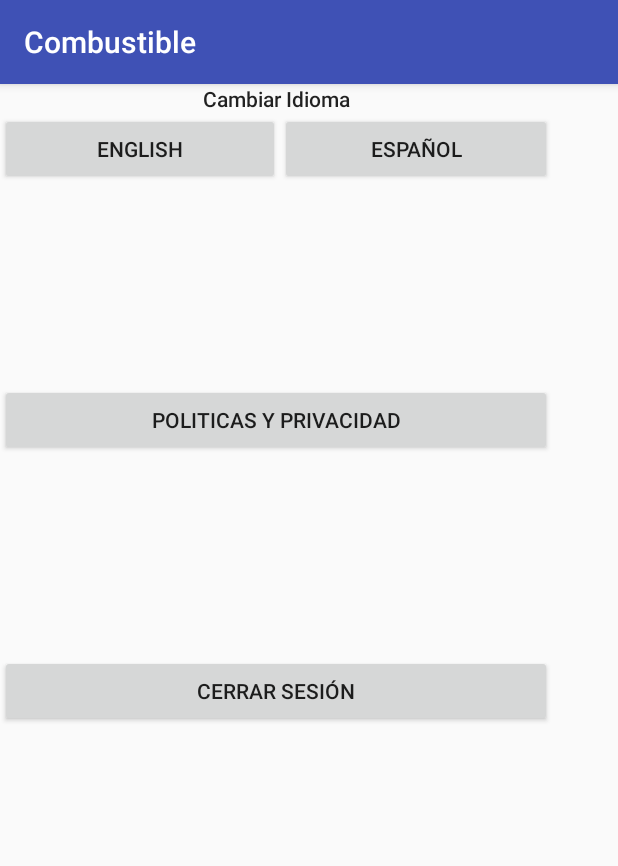
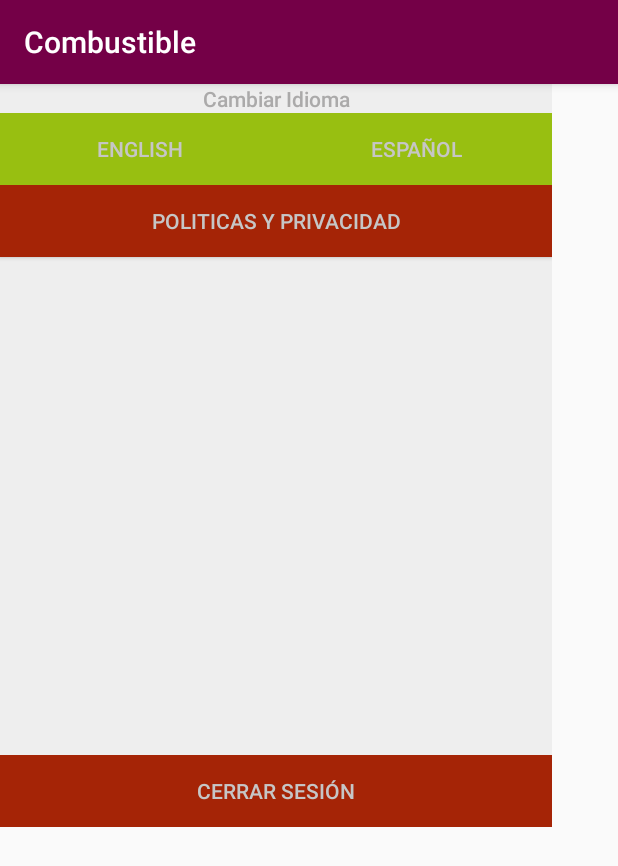
Before and after one commit to andreSaavedra/Combustible, an Android app: the Ajustes screen opened directly, with no data from a screen before it, on a phone screen of 412 x 824 dp. Shown: the top 866 px of the screen. Run offline under Robolectric (Android 15) with nearby library versions, the phone set to English and light mode, and no system bars.

Commit message:
agregando funciones en Ajustes

```diff
--- a/app/src/main/res/layout/activity_ajustes.xml
+++ b/app/src/main/res/layout/activity_ajustes.xml
@@ -4,16 +4,18 @@
     xmlns:tools="http://schemas.android.com/tools"
     android:layout_width="368dp"
     android:layout_height="495dp"
-        tools:layout_editor_absoluteY="8dp"
-        tools:layout_editor_absoluteX="8dp"
+    android:layout_weight="1"
+    android:background="@color/colorPrimaryDark"
     app:layout_behavior="@string/appbar_scrolling_view_behavior"
     tools:context="com.example.intel.combustible.Ajustes"
-        android:layout_weight="1">
+    tools:layout_editor_absoluteX="8dp"
+    tools:layout_editor_absoluteY="8dp">
 
 
     <TableRow
         android:layout_width="match_parent"
-            android:layout_height="match_parent">
+        android:layout_height="match_parent"
+        android:background="@color/colorplomo">
 
         <TextView
             android:id="@+id/textView2"
@@ -22,53 +24,65 @@
             android:layout_weight="1"
             android:text="@string/cambiaridioma"
             android:textAlignment="center"
-                android:textAppearance="@style/TextAppearance.AppCompat.Body2" />
+            android:textAppearance="@style/TextAppearance.AppCompat.Body2"
+            android:textColor="@color/colorplomotexto" />
     </TableRow>
 
     <TableRow
         android:layout_width="655dp"
         android:layout_height="match_parent"
-        android:layout_weight="2">
+        android:layout_weight="0"
+        android:background="@color/colorPrimaryDark">
 
         <Button
             android:id="@+id/English"
             android:layout_width="0dp"
             android:layout_height="wrap_content"
             android:layout_weight="1"
-            android:text="@string/boton_de_idioma1" />
+            android:background="@color/verdefondo"
+            android:text="@string/boton_de_idioma1"
+            android:textColor="@color/colorblancotexto" />
 
         <Button
             android:id="@+id/Español"
             android:layout_width="wrap_content"
             android:layout_height="wrap_content"
             android:layout_weight="0.5"
-            android:text="@string/boton_de_idioma2" />
+            android:background="@color/verdefondo"
+            android:text="@string/boton_de_idioma2"
+            android:textColor="@color/colorblancotexto" />
     </TableRow>
 
     <TableRow
         android:layout_width="match_parent"
         android:layout_height="match_parent"
-            android:layout_weight="2">
+        android:layout_weight="0.5"
+        android:background="@color/colorplomo">
 
         <Button
             android:id="@+id/politicas"
             android:layout_width="0dp"
             android:layout_height="wrap_content"
             android:layout_weight="2"
-                android:text="@string/politicas_y_privacidad" />
+            android:background="@color/rojofondo"
+            android:text="@string/politicas_y_privacidad"
+            android:textColor="@color/colorblancotexto" />
     </TableRow>
 
     <TableRow
         android:layout_width="match_parent"
         android:layout_height="match_parent"
-        android:layout_weight="1">
+        android:layout_weight="0"
+        android:background="@color/colorplomo">
 
         <Button
             android:id="@+id/cerrarsesion"
             android:layout_width="0dp"
             android:layout_height="wrap_content"
             android:layout_weight="1"
-            android:text="@string/cerrar_sesion" />
+            android:background="@color/rojofondo"
+            android:text="@string/cerrar_sesion"
+            android:textColor="@color/colorblancotexto" />
 
     </TableRow>
 
--- a/app/src/main/res/values/colors.xml
+++ b/app/src/main/res/values/colors.xml
@@ -1,6 +1,11 @@
 <?xml version="1.0" encoding="utf-8"?>
 <resources>
-    <color name="colorPrimary">#3F51B5</color>
-    <color name="colorPrimaryDark">#303F9F</color>
-    <color name="colorAccent">#67043f</color>
+    <color name="colorPrimary">#740047</color>
+    <color name="colorPrimaryDark">#eeeeee</color>
+    <color name="colorAccent">#740047</color>
+    <color name="colorplomo">#eeeeee</color>
+    <color name="colorplomotexto">#abaaaa</color>
+    <color name="verdefondo">#98bf11</color>
+    <color name="colorblancotexto">#c6c6c6</color>
+    <color name="rojofondo">#a52406</color>
 </resources>
--- a/app/src/main/res/values/strings.xml
+++ b/app/src/main/res/values/strings.xml
@@ -43,7 +43,7 @@
 
     <string name="Buscar">Buscar</string>
     <string name="cargando">Cargando…</string>
-    <string name="ingresar_como_invitado">Ingresar como invitado</string>
+    <string name="ingresar_como_invitado">  Ingresar como invitado  </string>
     <string name="buscar">Buscar</string>
     <string name="Rango">La Búsqueda funciona con un GPS con un rango de 50 km.</string>
     <string name="start">start</string>
```
Also changed, not shown: app/src/main/res/layout/activity_main.xml (+13 -4 lines), app/src/main/res/layout/content_filtro.xml (+28 -20 lines), app/src/main/ic_launcher-web.png (added), app/src/main/res/drawable/Icon.png (added), app/src/main/res/mipmap-hdpi/ic_launcher.png, app/src/main/res/mipmap-mdpi/ic_launcher.png, app/src/main/res/mipmap-xhdpi/ic_launcher.png, app/src/main/res/mipmap-xxhdpi/ic_launcher.png, app/src/main/res/mipmap-xxxhdpi/ic_launcher.png. Lines whose indentation alone changed are shown as unchanged.
